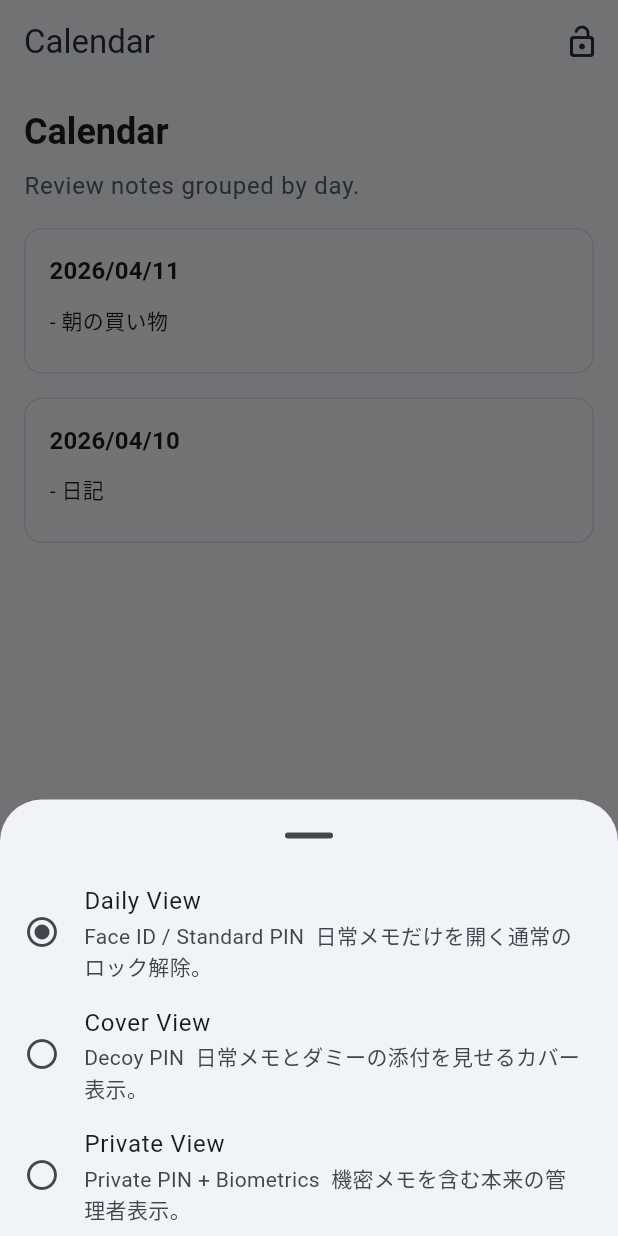
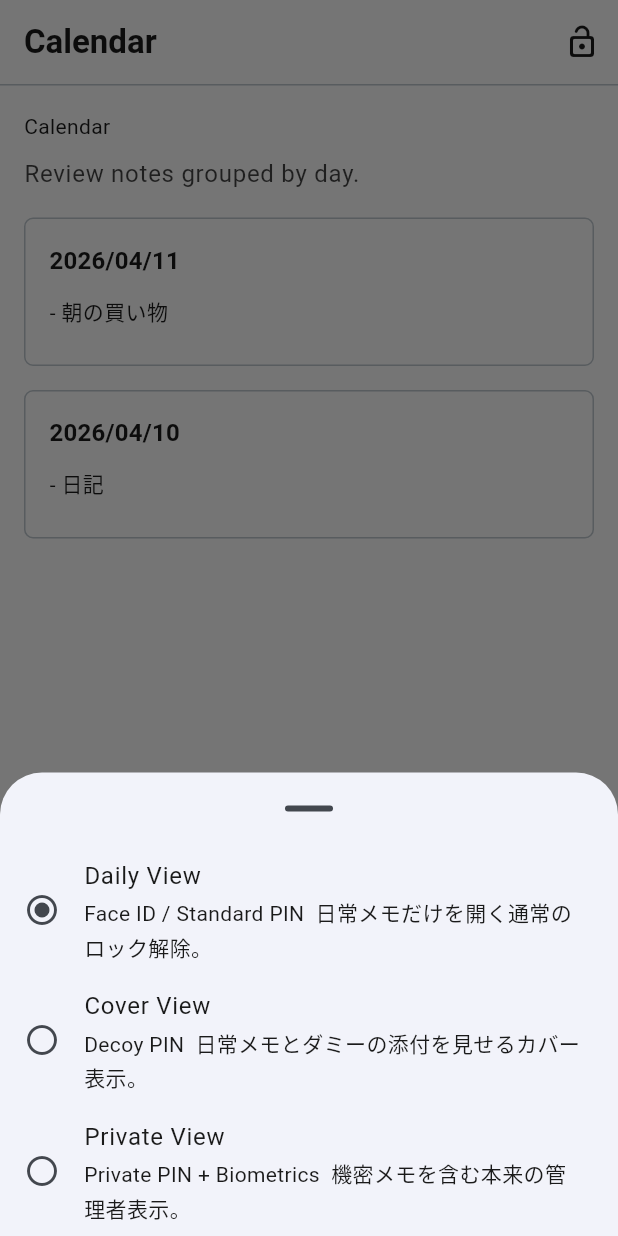
Before and after one commit to mmiyaji/himemo, a Flutter app: the screen it shows after launch, item 2 of the bottom bar chosen, after a tap on the "lock open" icon, on a phone screen of 412 x 824 dp. Run offline on Flutter 3.47's test engine with Material 3 defaults, Android fonts, the phone set to English and light mode, and no system bars; our stand-ins replace flutter_riverpod, freezed_annotation, go_router, riverpod_annotation; missing offline and left inert: flutter_flavor; generated files the repository leaves out were written again.

Commit message:
feat: add windows e2e harness and improve dark theme

```diff
--- a/lib/app/app.dart
+++ b/lib/app/app.dart
@@ -1,10 +1,10 @@
 import 'package:flutter/material.dart';
+import 'package:flutter_flavor/flutter_flavor.dart';
 import 'package:flutter_riverpod/flutter_riverpod.dart';
-import 'package:flutter_flavor/flutter_flavor.dart';
 
+import '../features/home/presentation/home_providers.dart';
 import 'app_flavor.dart';
 import 'app_router.dart';
-import '../features/home/presentation/home_providers.dart';
 
 class HiMemoApp extends ConsumerWidget {
   const HiMemoApp({super.key, required this.flavor});
@@ -22,35 +22,95 @@
         debugShowCheckedModeBanner: false,
         routerConfig: router,
         themeMode: themeMode,
-        theme: ThemeData(
-          colorScheme: ColorScheme.fromSeed(
-            seedColor: const Color(0xFF6B8798),
-            brightness: Brightness.light,
-          ),
-          scaffoldBackgroundColor: const Color(0xFFF7F9FB),
-          appBarTheme: const AppBarTheme(
-            backgroundColor: Color(0xFFF7F9FB),
-            foregroundColor: Color(0xFF24313A),
-            elevation: 0,
-            centerTitle: false,
-          ),
-          navigationBarTheme: const NavigationBarThemeData(
-            backgroundColor: Colors.white,
-            indicatorColor: Color(0xFFEAF0F4),
-          ),
-          cardColor: Colors.white,
-          dividerColor: const Color(0xFFD9E1E7),
-          useMaterial3: true,
-        ),
-        darkTheme: ThemeData(
-          colorScheme: ColorScheme.fromSeed(
-            seedColor: const Color(0xFF8CA8B9),
-            brightness: Brightness.dark,
-          ),
-          appBarTheme: const AppBarTheme(elevation: 0, centerTitle: false),
-          useMaterial3: true,
-        ),
+        theme: _buildTheme(Brightness.light),
+        darkTheme: _buildTheme(Brightness.dark),
       ),
     );
   }
 }
+
+ThemeData _buildTheme(Brightness brightness) {
+  final isDark = brightness == Brightness.dark;
+  final scheme = ColorScheme.fromSeed(
+    seedColor: const Color(0xFF005AA3),
+    brightness: brightness,
+  ).copyWith(
+    primary: isDark ? const Color(0xFF8FC7FF) : const Color(0xFF005AA3),
+    onPrimary: isDark ? const Color(0xFF0E2236) : Colors.white,
+    secondary: isDark ? const Color(0xFF8EC5FF) : const Color(0xFF005AA3),
+    onSecondary: isDark ? const Color(0xFF0E2236) : Colors.white,
+    surface: isDark ? const Color(0xFF18222C) : Colors.white,
+    onSurface: isDark ? const Color(0xFFEAF1F6) : const Color(0xFF1A1A1A),
+    surfaceContainer:
+        isDark ? const Color(0xFF22303B) : const Color(0xFFF7F9FB),
+    surfaceContainerHighest:
+        isDark ? const Color(0xFF2D3B47) : const Color(0xFFE6F0F8),
+    outline: isDark ? const Color(0xFF51616D) : const Color(0xFFBFC8CF),
+    outlineVariant: isDark ? const Color(0xFF3E4D58) : const Color(0xFFD8E0E6),
+  );
+
+  final textTheme = Typography.material2021(
+    colorScheme: scheme,
+    platform: TargetPlatform.android,
+  ).black.apply(
+        bodyColor: scheme.onSurface,
+        displayColor: scheme.onSurface,
+      );
+
+  return ThemeData(
+    colorScheme: scheme,
+    scaffoldBackgroundColor: isDark ? const Color(0xFF10181F) : Colors.white,
+    canvasColor: isDark ? const Color(0xFF10181F) : Colors.white,
+    appBarTheme: AppBarTheme(
+      backgroundColor: isDark ? const Color(0xFF10181F) : Colors.white,
+      foregroundColor: scheme.onSurface,
+      surfaceTintColor: Colors.transparent,
+      elevation: 0,
+      centerTitle: false,
+    ),
+    navigationBarTheme: NavigationBarThemeData(
+      backgroundColor: isDark ? const Color(0xFF162029) : Colors.white,
+      indicatorColor: scheme.surfaceContainerHighest,
+      iconTheme: WidgetStateProperty.resolveWith((states) {
+        final color = states.contains(WidgetState.selected)
+            ? scheme.primary
+            : scheme.onSurfaceVariant;
+        return IconThemeData(color: color);
+      }),
+      labelTextStyle: WidgetStateProperty.resolveWith((states) {
+        return TextStyle(
+          color: states.contains(WidgetState.selected)
+              ? scheme.onSurface
+              : scheme.onSurfaceVariant,
+          fontWeight: FontWeight.w600,
+        );
+      }),
+    ),
+    dividerColor: scheme.outline,
+    textTheme: textTheme.copyWith(
+      headlineSmall: textTheme.headlineSmall?.copyWith(
+        fontWeight: FontWeight.w700,
+      ),
+      titleLarge: textTheme.titleLarge?.copyWith(fontWeight: FontWeight.w700),
+      titleMedium: textTheme.titleMedium?.copyWith(fontWeight: FontWeight.w700),
+      bodyLarge: textTheme.bodyLarge?.copyWith(height: 1.6),
+      bodyMedium: textTheme.bodyMedium?.copyWith(height: 1.6),
+    ),
+    listTileTheme: ListTileThemeData(
+      iconColor: scheme.onSurfaceVariant,
+      textColor: scheme.onSurface,
+      selectedColor: scheme.primary,
+    ),
+    chipTheme: ChipThemeData(
+      backgroundColor: scheme.surfaceContainer,
+      side: BorderSide(color: scheme.outline),
+      labelStyle: TextStyle(color: scheme.onSurface),
+      shape: RoundedRectangleBorder(borderRadius: BorderRadius.circular(6)),
+    ),
+    floatingActionButtonTheme: FloatingActionButtonThemeData(
+      backgroundColor: scheme.primary,
+      foregroundColor: scheme.onPrimary,
+    ),
+    useMaterial3: true,
+  );
+}
--- a/lib/app/app_router.dart
+++ b/lib/app/app_router.dart
@@ -16,15 +16,18 @@
         routes: [
           GoRoute(
             path: '/notes',
-            builder: (context, state) => const NotesScreen(),
+            pageBuilder: (context, state) =>
+                const NoTransitionPage(child: NotesScreen()),
           ),
           GoRoute(
             path: '/calendar',
-            builder: (context, state) => const CalendarScreen(),
+            pageBuilder: (context, state) =>
+                const NoTransitionPage(child: CalendarScreen()),
           ),
           GoRoute(
             path: '/settings',
-            builder: (context, state) => const SettingsScreen(),
+            pageBuilder: (context, state) =>
+                const NoTransitionPage(child: SettingsScreen()),
           ),
         ],
       ),
--- a/lib/features/home/presentation/home_page.dart
+++ b/lib/features/home/presentation/home_page.dart
@@ -1,6 +1,6 @@
 import 'package:flutter/material.dart';
+import 'package:flutter_flavor/flutter_flavor.dart';
 import 'package:flutter_riverpod/flutter_riverpod.dart';
-import 'package:flutter_flavor/flutter_flavor.dart';
 import 'package:go_router/go_router.dart';
 
 import '../domain/note_entry.dart';
@@ -11,6 +11,11 @@
 
 class AppShell extends ConsumerWidget {
   const AppShell({super.key, required this.child});
+
+  static const profileSwitchKey = Key('profile-switch-button');
+  static const notesNavKey = Key('nav-notes');
+  static const calendarNavKey = Key('nav-calendar');
+  static const settingsNavKey = Key('nav-settings');
 
   final Widget child;
 
@@ -29,10 +34,15 @@
         actions: [
           IconButton(
             onPressed: () => _showIdentityPicker(context, ref),
+            key: profileSwitchKey,
             icon: const Icon(Icons.lock_open_rounded),
             tooltip: 'Switch unlock profile',
           ),
         ],
+        bottom: PreferredSize(
+          preferredSize: const Size.fromHeight(1),
+          child: Container(height: 1, color: Theme.of(context).dividerColor),
+        ),
       ),
       body: SafeArea(
         child: useRail
@@ -42,8 +52,8 @@
                     section: section,
                     activeIdentity: activeIdentity,
                     flavorName: flavor,
-                    onSectionSelected: (section) =>
-                        _goToSection(context, section),
+                    onSectionSelected: (target) =>
+                        _goToSection(context, target),
                   ),
                   VerticalDivider(
                     width: 1,
@@ -63,16 +73,19 @@
               },
               destinations: const [
                 NavigationDestination(
+                  key: notesNavKey,
                   icon: Icon(Icons.notes_outlined),
                   selectedIcon: Icon(Icons.notes_rounded),
                   label: 'Notes',
                 ),
                 NavigationDestination(
+                  key: calendarNavKey,
                   icon: Icon(Icons.calendar_month_outlined),
                   selectedIcon: Icon(Icons.calendar_month_rounded),
                   label: 'Calendar',
                 ),
                 NavigationDestination(
+                  key: settingsNavKey,
                   icon: Icon(Icons.settings_outlined),
                   selectedIcon: Icon(Icons.settings_rounded),
                   label: 'Settings',
@@ -206,7 +219,7 @@
                 });
               },
             ),
-            const SizedBox(height: 20),
+            const SizedBox(height: 16),
           ],
         ],
       );
@@ -226,9 +239,9 @@
                 pinnedCount: visibleNotes.where((note) => note.isPinned).length,
                 vaultCount: visibleVaults.length,
               ),
-              const SizedBox(height: 20),
+              const SizedBox(height: 16),
               Container(
-                decoration: _panelDecoration(context),
+                decoration: _sectionDecoration(context),
                 child: Column(
                   children: [
                     for (var i = 0; i < visibleNotes.length; i++) ...[
@@ -245,7 +258,10 @@
                         },
                       ),
                       if (i != visibleNotes.length - 1)
-                        const Divider(height: 1),
+                        Divider(
+                          height: 1,
+                          color: Theme.of(context).dividerColor,
+                        ),
                     ],
                   ],
                 ),
@@ -267,14 +283,6 @@
           ),
         ),
       ],
-    );
-  }
-
-  BoxDecoration _panelDecoration(BuildContext context) {
-    return BoxDecoration(
-      color: Theme.of(context).colorScheme.surface,
-      borderRadius: BorderRadius.circular(12),
-      border: Border.all(color: Theme.of(context).dividerColor),
     );
   }
 }
@@ -334,6 +342,10 @@
 class SettingsScreen extends ConsumerWidget {
   const SettingsScreen({super.key});
 
+  static const lightThemeKey = Key('theme-light-option');
+  static const systemThemeKey = Key('theme-system-option');
+  static const darkThemeKey = Key('theme-dark-option');
+
   @override
   Widget build(BuildContext context, WidgetRef ref) {
     final identities = ref.watch(identitiesProvider);
@@ -382,6 +394,7 @@
           title: 'Theme',
           children: [
             _ThemeOptionTile(
+              tileKey: lightThemeKey,
               title: 'Light',
               subtitle: 'Keep the white memo-style interface.',
               selected: themeMode == ThemeMode.light,
@@ -390,6 +403,7 @@
                   .setMode(ThemeMode.light),
             ),
             _ThemeOptionTile(
+              tileKey: systemThemeKey,
               title: 'System',
               subtitle: 'Follow the device setting.',
               selected: themeMode == ThemeMode.system,
@@ -398,8 +412,9 @@
                   .setMode(ThemeMode.system),
             ),
             _ThemeOptionTile(
+              tileKey: darkThemeKey,
               title: 'Dark',
-              subtitle: 'Use the dark theme explicitly.',
+              subtitle: 'Use the higher-contrast dark theme explicitly.',
               selected: themeMode == ThemeMode.dark,
               onTap: () => ref
                   .read(themeModeControllerProvider.notifier)
@@ -430,12 +445,13 @@
     final accent = Color(activeIdentity.accentHex);
 
     return SizedBox(
-      width: 240,
+      width: 256,
       child: Column(
         crossAxisAlignment: CrossAxisAlignment.start,
         children: [
+          Container(height: 4, color: accent),
           Padding(
-            padding: const EdgeInsets.fromLTRB(20, 20, 20, 16),
+            padding: const EdgeInsets.fromLTRB(20, 20, 20, 18),
             child: Column(
               crossAxisAlignment: CrossAxisAlignment.start,
               children: [
@@ -445,7 +461,7 @@
                         fontWeight: FontWeight.w700,
                       ),
                 ),
-                const SizedBox(height: 10),
+                const SizedBox(height: 12),
                 Text(
                   activeIdentity.lockLabel,
                   style: Theme.of(context).textTheme.labelLarge?.copyWith(
@@ -454,21 +470,18 @@
                       ),
                 ),
                 const SizedBox(height: 4),
-                Text(
-                  activeIdentity.name,
-                  style: Theme.of(context).textTheme.titleMedium,
-                ),
-                const SizedBox(height: 4),
+                Text(activeIdentity.name),
+                const SizedBox(height: 8),
                 Text(
                   flavorName,
                   style: Theme.of(context).textTheme.bodySmall?.copyWith(
-                    color: const Color(0xFF6D7C87),
+                        color: _mutedTextColor(context),
                       ),
                 ),
               ],
             ),
           ),
-          const Divider(height: 1),
+          Divider(height: 1, color: Theme.of(context).dividerColor),
           const SizedBox(height: 8),
           _SidebarItem(
             icon: Icons.notes_outlined,
@@ -515,12 +528,14 @@
   @override
   Widget build(BuildContext context) {
     return Padding(
-      padding: const EdgeInsets.symmetric(horizontal: 10, vertical: 2),
+      padding: const EdgeInsets.symmetric(horizontal: 12, vertical: 2),
       child: ListTile(
-        shape: RoundedRectangleBorder(borderRadius: BorderRadius.circular(12)),
+        key: Key('sidebar-${label.toLowerCase()}'),
+        shape: RoundedRectangleBorder(borderRadius: BorderRadius.circular(6)),
         leading: Icon(selected ? selectedIcon : icon),
         title: Text(label),
         selected: selected,
+        selectedTileColor: _selectedSurfaceColor(context),
         onTap: onTap,
       ),
     );
@@ -537,10 +552,12 @@
     final accent = Color(identity.accentHex);
 
     return Padding(
-      padding: const EdgeInsets.symmetric(horizontal: 4, vertical: 6),
+      padding: const EdgeInsets.symmetric(vertical: 4),
       child: Column(
         crossAxisAlignment: CrossAxisAlignment.start,
         children: [
+          Container(width: 56, height: 4, color: accent),
+          const SizedBox(height: 12),
           Text(
             identity.lockLabel,
             style: Theme.of(context).textTheme.labelLarge?.copyWith(
@@ -549,18 +566,16 @@
                 ),
           ),
           const SizedBox(height: 6),
-          Text(
-            identity.name,
-            style: Theme.of(
-              context,
-            ).textTheme.headlineSmall?.copyWith(fontWeight: FontWeight.w700),
-          ),
-          const SizedBox(height: 8),
+          Text(identity.name),
+          const SizedBox(height: 6),
           Text(
             identity.tagline,
             style: Theme.of(
               context,
-            ).textTheme.bodyLarge?.copyWith(color: const Color(0xFF4F6270)),
+            )
+                .textTheme
+                .bodyLarge
+                ?.copyWith(color: _strongMutedTextColor(context)),
           ),
         ],
       ),
@@ -619,14 +634,14 @@
             value,
             style: Theme.of(
               context,
-            ).textTheme.titleLarge?.copyWith(fontWeight: FontWeight.w600),
+            ).textTheme.titleLarge?.copyWith(fontWeight: FontWeight.w700),
           ),
           const SizedBox(height: 2),
           Text(
             label,
             style: Theme.of(
               context,
-            ).textTheme.bodySmall?.copyWith(color: const Color(0xFF6D7C87)),
+            ).textTheme.bodySmall?.copyWith(color: _mutedTextColor(context)),
           ),
         ],
       ),
@@ -666,21 +681,16 @@
         crossAxisAlignment: CrossAxisAlignment.start,
         children: [
           Padding(
-            padding: const EdgeInsets.fromLTRB(16, 14, 16, 8),
+            padding: const EdgeInsets.fromLTRB(16, 14, 16, 10),
             child: Column(
               crossAxisAlignment: CrossAxisAlignment.start,
               children: [
-                Text(
-                  vault.name,
-                  style: Theme.of(context).textTheme.titleMedium?.copyWith(
-                    fontWeight: FontWeight.w700,
-                  ),
-                ),
+                Text(vault.name),
                 const SizedBox(height: 4),
                 Text(
                   vault.description,
                   style: Theme.of(context).textTheme.bodySmall?.copyWith(
-                    color: const Color(0xFF6D7C87),
+                        color: _mutedTextColor(context),
                       ),
                 ),
               ],
@@ -722,8 +732,9 @@
         '${note.createdAt.month}/${note.createdAt.day} ${note.createdAt.hour.toString().padLeft(2, '0')}:${note.createdAt.minute.toString().padLeft(2, '0')}';
 
     return Material(
-      color: selected ? const Color(0xFFF2F5F7) : Colors.transparent,
+      color: selected ? _selectedSurfaceColor(context) : Colors.transparent,
       child: InkWell(
+        key: Key('note-tile-${note.id}'),
         onTap: onTap,
         child: Padding(
           padding: const EdgeInsets.fromLTRB(16, 14, 16, 14),
@@ -735,42 +746,42 @@
                   Expanded(
                     child: Text(
                       note.title,
-                      style: Theme.of(context).textTheme.titleSmall?.copyWith(
-                        fontWeight: FontWeight.w600,
+                      style: Theme.of(context).textTheme.titleMedium?.copyWith(
+                            fontWeight: FontWeight.w700,
                           ),
                     ),
                   ),
                   if (note.isPinned)
-                    const Icon(
+                    Icon(
                       Icons.push_pin_rounded,
                       size: 16,
-                      color: Color(0xFF6D7C87),
+                      color: _mutedTextColor(context),
                     ),
                 ],
               ),
-              const SizedBox(height: 4),
+              const SizedBox(height: 6),
               Text(
                 note.body,
                 maxLines: 2,
                 overflow: TextOverflow.ellipsis,
                 style: Theme.of(context).textTheme.bodyMedium?.copyWith(
-                  color: const Color(0xFF4F6270),
+                      color: _strongMutedTextColor(context),
                     ),
               ),
-              const SizedBox(height: 8),
+              const SizedBox(height: 10),
               Row(
                 children: [
                   Text(
                     vaultName,
                     style: Theme.of(context).textTheme.bodySmall?.copyWith(
-                      color: const Color(0xFF6D7C87),
+                          color: _mutedTextColor(context),
                         ),
                   ),
                   const Spacer(),
                   Text(
                     dateLabel,
                     style: Theme.of(context).textTheme.bodySmall?.copyWith(
-                      color: const Color(0xFF7B8A95),
+                          color: _mutedTextColor(context),
                         ),
                   ),
                 ],
@@ -808,26 +819,26 @@
             vaultName ?? '',
             style: Theme.of(
               context,
-            ).textTheme.labelLarge?.copyWith(color: const Color(0xFF6D7C87)),
+            ).textTheme.labelLarge?.copyWith(color: _mutedTextColor(context)),
           ),
           const SizedBox(height: 8),
-          Text(
-            note!.title,
-            style: Theme.of(
-              context,
-            ).textTheme.headlineSmall?.copyWith(fontWeight: FontWeight.w700),
-          ),
+          Text(note!.title),
           const SizedBox(height: 8),
           Text(
             dateLabel,
             style: Theme.of(
               context,
-            ).textTheme.bodySmall?.copyWith(color: const Color(0xFF7B8A95)),
+            ).textTheme.bodySmall?.copyWith(color: _mutedTextColor(context)),
           ),
           const SizedBox(height: 20),
           Text(
             note!.body,
-            style: Theme.of(context).textTheme.bodyLarge?.copyWith(height: 1.6),
+            style: Theme.of(
+              context,
+            )
+                .textTheme
+                .bodyLarge
+                ?.copyWith(color: Theme.of(context).colorScheme.onSurface),
           ),
           if (note!.attachments.isNotEmpty) ...[
             const SizedBox(height: 20),
@@ -871,18 +882,16 @@
     return Column(
       crossAxisAlignment: CrossAxisAlignment.start,
       children: [
-        Text(
-          title,
-          style: Theme.of(
-            context,
-          ).textTheme.headlineSmall?.copyWith(fontWeight: FontWeight.w700),
-        ),
+        Text(title),
         const SizedBox(height: 8),
         Text(
           description,
           style: Theme.of(
             context,
-          ).textTheme.bodyLarge?.copyWith(color: const Color(0xFF4F6270)),
+          )
+              .textTheme
+              .bodyLarge
+              ?.copyWith(color: _strongMutedTextColor(context)),
         ),
       ],
     );
@@ -902,16 +911,7 @@
       padding: const EdgeInsets.fromLTRB(16, 14, 16, 10),
       child: Column(
         crossAxisAlignment: CrossAxisAlignment.start,
-        children: [
-          Text(
-            title,
-            style: Theme.of(
-              context,
-            ).textTheme.titleMedium?.copyWith(fontWeight: FontWeight.w700),
-          ),
-          const SizedBox(height: 8),
-          ...children,
-        ],
+        children: [Text(title), const SizedBox(height: 8), ...children],
       ),
     );
   }
@@ -919,12 +919,14 @@
 
 class _ThemeOptionTile extends StatelessWidget {
   const _ThemeOptionTile({
+    required this.tileKey,
     required this.title,
     required this.subtitle,
     required this.selected,
     required this.onTap,
   });
 
+  final Key tileKey;
   final String title;
   final String subtitle;
   final bool selected;
@@ -933,6 +935,7 @@
   @override
   Widget build(BuildContext context) {
     return ListTile(
+      key: tileKey,
       contentPadding: EdgeInsets.zero,
       leading: Icon(
         selected ? Icons.radio_button_checked : Icons.radio_button_off,
@@ -947,7 +950,19 @@
 BoxDecoration _sectionDecoration(BuildContext context) {
   return BoxDecoration(
     color: Theme.of(context).colorScheme.surface,
-    borderRadius: BorderRadius.circular(12),
+    borderRadius: BorderRadius.circular(6),
     border: Border.all(color: Theme.of(context).dividerColor),
   );
 }
+
+Color _selectedSurfaceColor(BuildContext context) {
+  return Theme.of(context).colorScheme.surfaceContainerHighest;
+}
+
+Color _mutedTextColor(BuildContext context) {
+  return Theme.of(context).colorScheme.onSurfaceVariant;
+}
+
+Color _strongMutedTextColor(BuildContext context) {
+  return Theme.of(context).colorScheme.onSurface.withValues(alpha: 0.82);
+}
--- a/pubspec.yaml
+++ b/pubspec.yaml
@@ -41,6 +41,8 @@
 
 dev_dependencies:
   flutter_test:
+    sdk: flutter
+  integration_test:
     sdk: flutter
 
   # The "flutter_lints" package below contains a set of recommended lints to
```
Also changed, not shown: pubspec.lock, 21 other files. Lines whose indentation alone changed are shown as unchanged.
